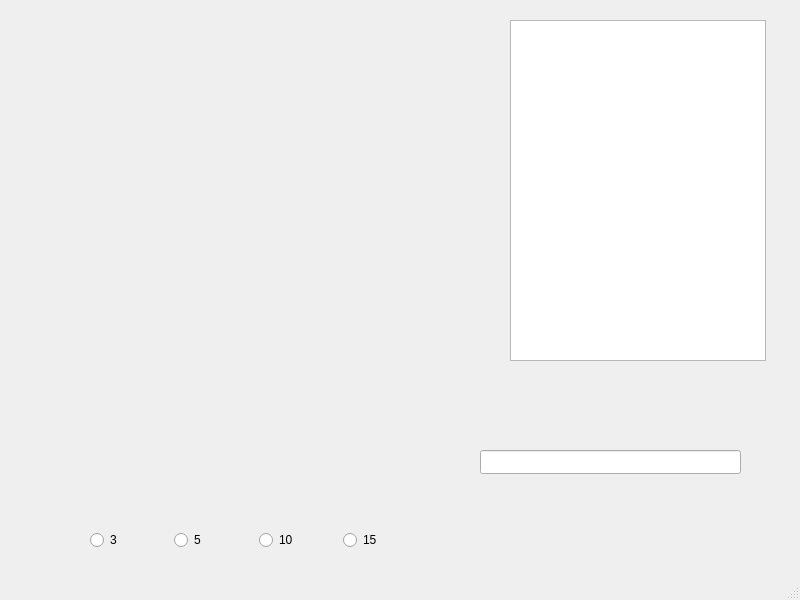
Qt form GUI/mainwindow.ui (ProtVlad/ProjectModernCpp) before a commit.
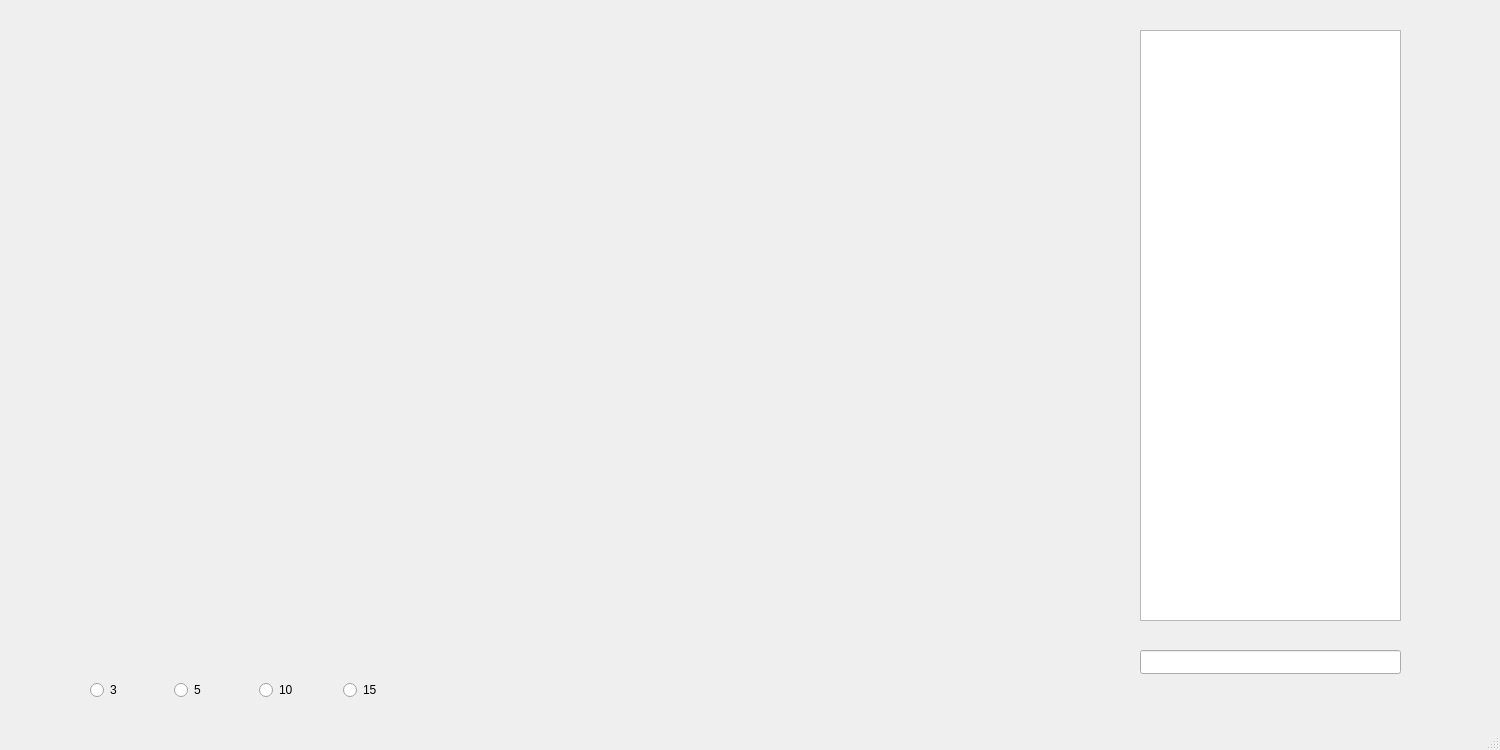
The same form after that commit.

Commit message: Rearranged widgets and resized the window

The edit to the form file:
```diff
--- a/GUI/mainwindow.ui
+++ b/GUI/mainwindow.ui
@@ -6,8 +6,8 @@
    <rect>
     <x>0</x>
     <y>0</y>
-    <width>800</width>
-    <height>600</height>
+    <width>1500</width>
+    <height>750</height>
    </rect>
   </property>
   <property name="windowTitle">
@@ -17,10 +17,10 @@
    <widget class="QListWidget" name="guessList">
     <property name="geometry">
      <rect>
-      <x>510</x>
-      <y>20</y>
-      <width>256</width>
-      <height>341</height>
+      <x>1140</x>
+      <y>30</y>
+      <width>261</width>
+      <height>591</height>
      </rect>
     </property>
     <property name="selectionMode">
@@ -30,8 +30,8 @@
    <widget class="QLineEdit" name="guess">
     <property name="geometry">
      <rect>
-      <x>480</x>
-      <y>450</y>
+      <x>1140</x>
+      <y>650</y>
       <width>261</width>
       <height>24</height>
      </rect>
@@ -41,7 +41,7 @@
     <property name="geometry">
      <rect>
       <x>90</x>
-      <y>510</y>
+      <y>660</y>
       <width>331</width>
       <height>61</height>
      </rect>
```
Left out of the diff: 2 changed lines with no effect on the pictures. The commit also changes 1 other file.
